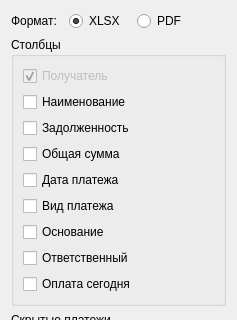
Aleee/FinanceCalender, file designer/ui/exportdialog.ui: the form before one commit; both pictures show x 0 to 237 and y 0 to 320 of the 237 by 470 pixel window.
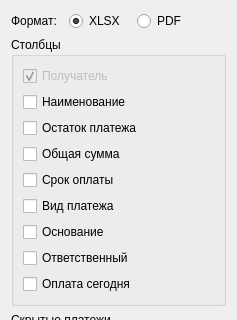
The form after the commit.

Patch:
```diff
--- a/designer/ui/exportdialog.ui
+++ b/designer/ui/exportdialog.ui
@@ -93,7 +93,7 @@
       <item>
        <widget class="QCheckBox" name="chb_remainsum">
         <property name="text">
-         <string>Задолженность</string>
+         <string>Остаток платежа</string>
         </property>
        </widget>
       </item>
@@ -107,7 +107,7 @@
       <item>
        <widget class="QCheckBox" name="chb_duedate">
         <property name="text">
-         <string>Дата платежа</string>
+         <string>Срок оплаты</string>
         </property>
        </widget>
       </item>
```
